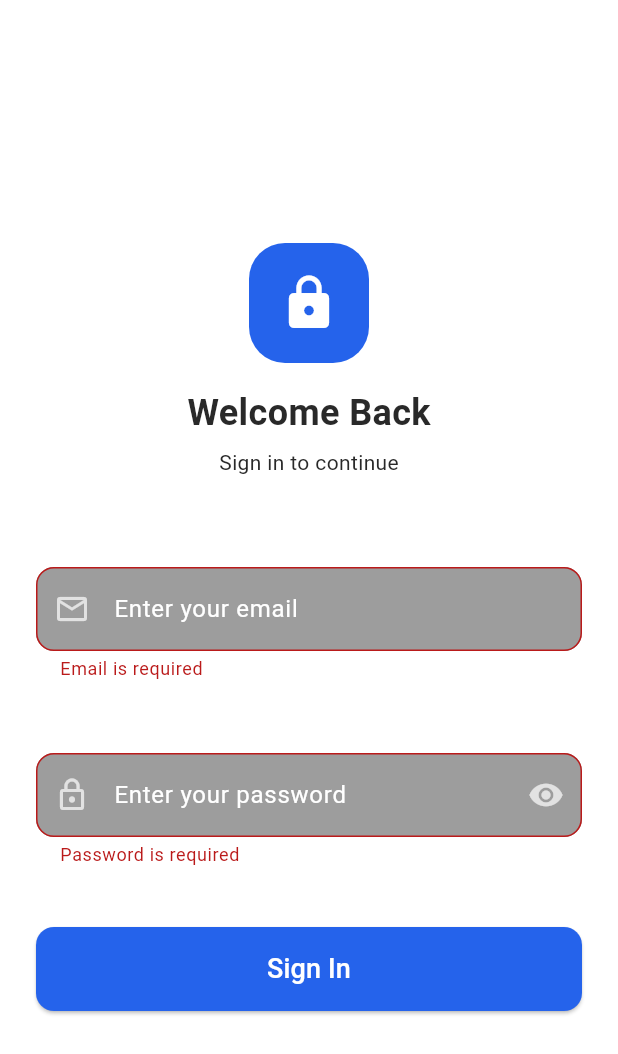
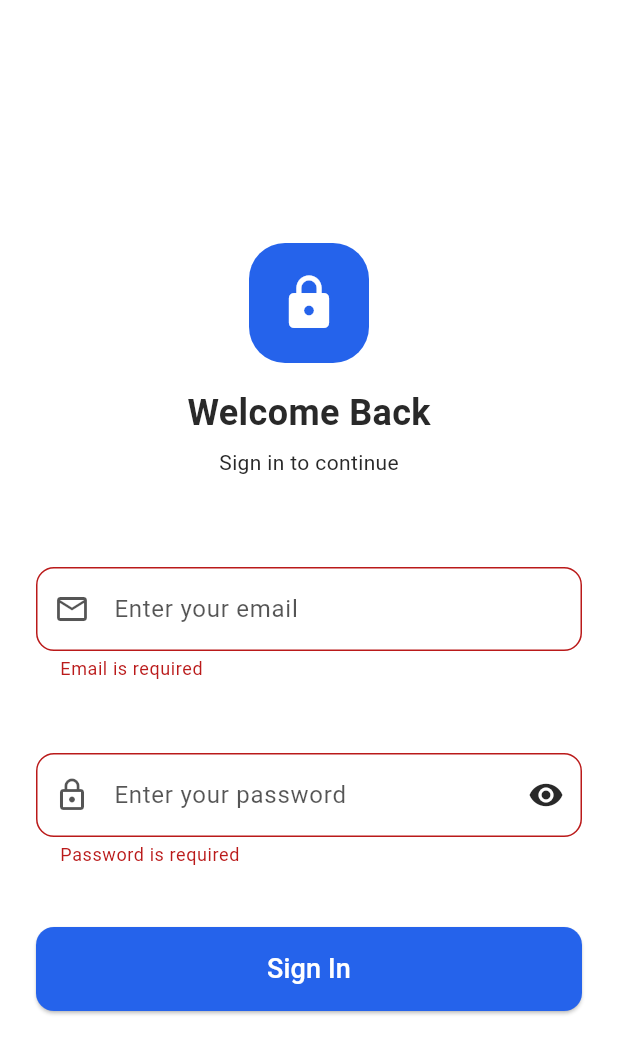
Before and after one commit to ironspider16/HazardScan, a Flutter app: the screen it shows after launch, after a tap on "Sign In", on a phone screen of 412 x 824 dp. Shown: the top 1054 px of the screen. Run offline on Flutter 3.47's test engine with Material 3 defaults, Android fonts, the phone set to English and light mode, and no system bars; our stand-ins replace camera, image_picker; missing offline and left inert: onnxruntime.

Commit message:
Simple UI and color changes, added back button on work activity category page, allow users to make a report from the main page.
Co-authored-by: Copilot <copilot@github.com>

```diff
--- a/flutter_app/lib/pages/login_screen.dart
+++ b/flutter_app/lib/pages/login_screen.dart
@@ -44,7 +44,7 @@ class _LoginScreenState extends State<LoginScreen> {
 
       Navigator.pushReplacement(
         context,
-        MaterialPageRoute(builder: (_) => WorkActivityPage(user: user)),
+        MaterialPageRoute(builder: (_) => MainMenu(user: user)),
       );
     } else {
       ScaffoldMessenger.of(context).showSnackBar(
@@ -141,7 +141,7 @@ class _LoginScreenState extends State<LoginScreen> {
                             _showPassword
                                 ? Icons.visibility_off
                                 : Icons.visibility,
-                            color: Colors.white70,
+                            color: const Color.fromARGB(255, 41, 41, 41),
                           ),
                           onPressed: () =>
                               setState(() => _showPassword = !_showPassword),
@@ -222,18 +222,18 @@ class _LoginScreenState extends State<LoginScreen> {
       controller: controller,
       obscureText: obscureText,
       keyboardType: keyboardType,
-      style: const TextStyle(color: Colors.white),
+      style: const TextStyle(color: Color.fromARGB(255, 0, 0, 0)),
       validator: validator,
       decoration: InputDecoration(
         hintText: hint,
-        hintStyle: const TextStyle(color: Color.fromARGB(255, 255, 255, 255)),
-        prefixIcon: Icon(icon, color: Colors.white70),
+        hintStyle: const TextStyle(color: Color.fromARGB(170, 0, 0, 0)),
+        prefixIcon: Icon(icon, color: const Color.fromARGB(170, 0, 0, 0)),
         suffixIcon: suffixIcon,
         filled: true,
-        fillColor: const Color.fromARGB(255, 157, 157, 157),
+        fillColor: const Color.fromARGB(255, 255, 255, 255),
         enabledBorder: OutlineInputBorder(
           borderRadius: BorderRadius.circular(12),
-          borderSide: const BorderSide(color: Colors.white24),
+          borderSide: const BorderSide(color: Color.fromARGB(170, 0, 0, 0)),
         ),
         focusedBorder: OutlineInputBorder(
           borderRadius: BorderRadius.circular(12),
```
Also changed, not shown: flutter_app/lib/pages/main_menu.dart (+21 -3 lines), flutter_app/lib/pages/work_activity_page.dart (+4 -4 lines).
